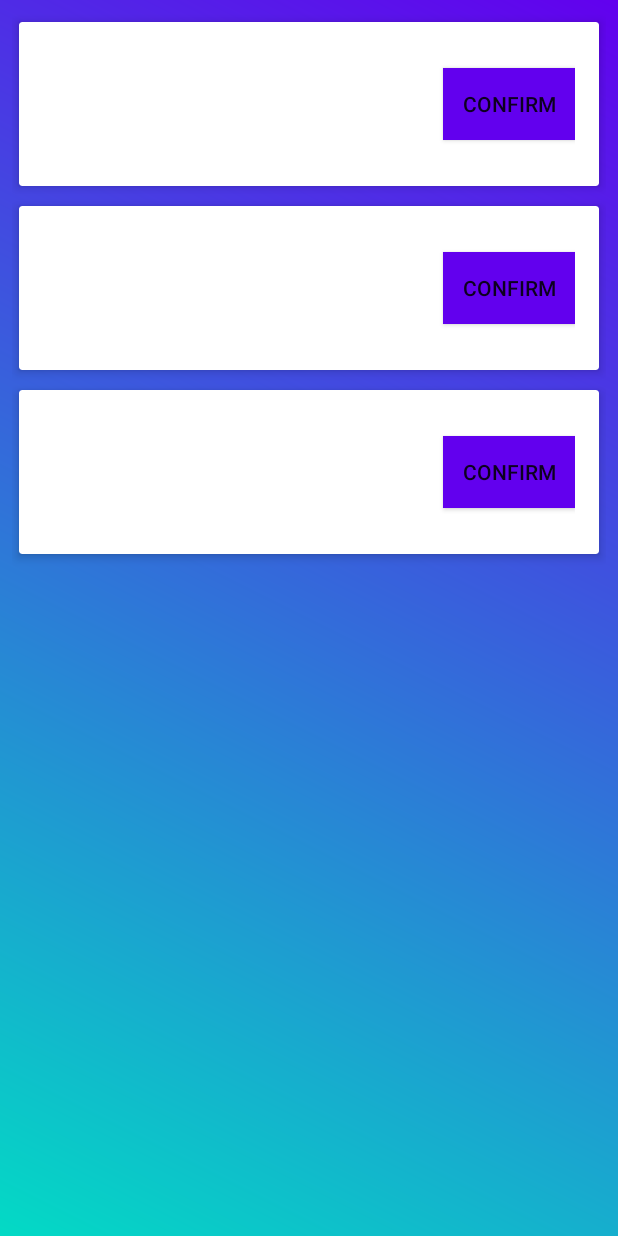
After one commit to pinky169/MyHairdresser, an Android app: the layout admin_layout.xml on its own in the app's theme, with its tools: preview values and no code run, on a phone screen of 412 x 824 dp. The commit adds this screen. Run offline under Robolectric (Android 15) with nearby library versions, the phone set to English and light mode, and no system bars.

Commit message:
Added AdminActivity - administrator panel with a list of appointments

```diff
--- a/app/build.gradle
+++ b/app/build.gradle
@@ -66,4 +66,10 @@ dependencies {
     // Material dialogs lib
     implementation 'com.afollestad.material-dialogs:datetime:3.3.0'
     implementation 'com.afollestad.material-dialogs:lifecycle:3.2.1'
+
+    // CardView
+    implementation "androidx.cardview:cardview:1.0.0"
+
+    // RecyclerView
+    implementation "androidx.recyclerview:recyclerview:1.1.0"
 }
--- a/app/src/main/AndroidManifest.xml
+++ b/app/src/main/AndroidManifest.xml
@@ -28,6 +28,7 @@
         <activity
             android:name=".ui.profile.EditProfileActivity"
             android:parentActivityName=".ui.profile.UserProfileActivity" />
+        <activity android:name=".ui.admin.AdminActivity" />
     </application>
 
 </manifest>
--- a/app/src/main/java/pl/patryk/myhairdresser/data/repository/UserRepository.kt
+++ b/app/src/main/java/pl/patryk/myhairdresser/data/repository/UserRepository.kt
@@ -2,11 +2,14 @@ package pl.patryk.myhairdresser.data.repository
 
 import pl.patryk.myhairdresser.data.firebase.FirebaseAuthHelper
 import pl.patryk.myhairdresser.data.firebase.FirebaseDatabaseHelper
+import pl.patryk.myhairdresser.data.model.Appointment
 import pl.patryk.myhairdresser.data.model.User
 
 class UserRepository(private val firebase: FirebaseAuthHelper, private val firebaseDB: FirebaseDatabaseHelper) {
 
     fun currentUser() = firebase.currentUser()
+
+    fun currentUserId() = firebase.currentUserId()
 
     fun register(email: String, password: String) = firebase.register(email, password)
 
@@ -20,4 +23,6 @@ class UserRepository(private val firebase: FirebaseAuthHelper, private val fireb
 
     fun updateUser(uid: String, user: User) = firebaseDB.updateUser(uid, user)
 
+    fun updateAppointment(uid: String, appointment: Appointment) = firebaseDB.updateAppointment(uid, appointment)
+
 }
--- a/app/src/main/java/pl/patryk/myhairdresser/ui/auth/AuthViewModel.kt
+++ b/app/src/main/java/pl/patryk/myhairdresser/ui/auth/AuthViewModel.kt
@@ -33,6 +33,10 @@ class AuthViewModel(private val repository: UserRepository) : ViewModel() {
 
     val user by lazy {
         repository.currentUser()
+    }
+
+    val userId by lazy {
+        repository.currentUserId()
     }
 
     //function to perform login
@@ -106,6 +110,8 @@ class AuthViewModel(private val repository: UserRepository) : ViewModel() {
         }
     }
 
+    fun logout() = repository.logout()
+
     fun goToSignup(view: View) {
         view.context.startSignUpActivity()
     }
--- a/app/src/main/java/pl/patryk/myhairdresser/ui/profile/UserProfileViewModel.kt
+++ b/app/src/main/java/pl/patryk/myhairdresser/ui/profile/UserProfileViewModel.kt
@@ -2,6 +2,7 @@ package pl.patryk.myhairdresser.ui.profile
 
 import android.view.View
 import androidx.lifecycle.ViewModel
+import pl.patryk.myhairdresser.data.model.Appointment
 import pl.patryk.myhairdresser.data.model.User
 import pl.patryk.myhairdresser.data.repository.UserRepository
 import pl.patryk.myhairdresser.utils.startLoginActivity
@@ -25,6 +26,8 @@ class UserProfileViewModel(private val repository: UserRepository) : ViewModel()
 
     fun updateUser(uid: String, user: User) = repository.updateUser(uid, user)
 
+    fun updateAppointment(uid: String, appointment: Appointment) = repository.updateAppointment(uid, appointment)
+
     fun verifyEmail() = repository.verifyEmail()
 
     fun reloadUser() = repository.reloadUser()
--- /dev/null
+++ b/app/src/main/res/layout/admin_layout.xml
@@ -0,0 +1,14 @@
+<?xml version="1.0" encoding="utf-8"?>
+<androidx.constraintlayout.widget.ConstraintLayout xmlns:android="http://schemas.android.com/apk/res/android"
+    xmlns:tools="http://schemas.android.com/tools"
+    android:layout_width="match_parent"
+    android:layout_height="match_parent"
+    android:padding="8dp">
+
+    <androidx.recyclerview.widget.RecyclerView
+        android:id="@+id/recycler_view"
+        android:layout_width="match_parent"
+        android:layout_height="match_parent"
+        tools:listitem="@layout/item_layout" />
+
+</androidx.constraintlayout.widget.ConstraintLayout>
--- /dev/null
+++ b/app/src/main/res/layout/item_layout.xml
@@ -0,0 +1,59 @@
+<?xml version="1.0" encoding="utf-8"?>
+<androidx.cardview.widget.CardView xmlns:android="http://schemas.android.com/apk/res/android"
+    xmlns:app="http://schemas.android.com/apk/res-auto"
+    android:layout_width="match_parent"
+    android:layout_height="wrap_content"
+    app:cardElevation="4dp"
+    app:cardUseCompatPadding="true">
+
+    <androidx.constraintlayout.widget.ConstraintLayout
+        android:layout_width="match_parent"
+        android:layout_height="wrap_content"
+        android:padding="16dp">
+
+        <LinearLayout
+            android:id="@+id/linearLayout"
+            android:layout_width="0dp"
+            android:layout_height="wrap_content"
+            android:orientation="vertical"
+            app:layout_constraintBottom_toBottomOf="parent"
+            app:layout_constraintEnd_toStartOf="@+id/appointment_done_button"
+            app:layout_constraintStart_toStartOf="parent"
+            app:layout_constraintTop_toTopOf="parent">
+
+            <TextView
+                android:id="@+id/person"
+                android:layout_width="match_parent"
+                android:layout_height="wrap_content"
+                android:textStyle="bold" />
+
+            <TextView
+                android:id="@+id/date"
+                android:layout_width="match_parent"
+                android:layout_height="wrap_content" />
+
+            <TextView
+                android:id="@+id/service"
+                android:layout_width="match_parent"
+                android:layout_height="wrap_content" />
+
+            <TextView
+                android:id="@+id/phone"
+                android:layout_width="match_parent"
+                android:layout_height="wrap_content" />
+
+        </LinearLayout>
+
+        <Button
+            android:id="@+id/appointment_done_button"
+            android:layout_width="wrap_content"
+            android:layout_height="wrap_content"
+            android:background="@color/colorPrimary"
+            android:text="@string/confirm_button"
+            app:layout_constraintBottom_toBottomOf="parent"
+            app:layout_constraintEnd_toEndOf="parent"
+            app:layout_constraintTop_toTopOf="parent" />
+
+    </androidx.constraintlayout.widget.ConstraintLayout>
+
+</androidx.cardview.widget.CardView>
--- a/app/src/main/res/values/strings.xml
+++ b/app/src/main/res/values/strings.xml
@@ -46,6 +46,8 @@
     <string name="appointment_registered_successfully">You have been appointed for %1$s at %2$s</string>
     <string name="appointment_dialog_message">Please select type of a service. In the next step you will be asked for the date of your appointment.</string>
     <string name="type_of_service_label">Type of service:</string>
+    <string name="name_and_surname">%1$s %2$s</string>
+    <string name="sth_went_wrong_try_again">Something went wrong. Try again.</string>
 
     <string-array name="services">
         <item>Haircut</item>
@@ -58,5 +60,6 @@
         <item>20 €</item>
         <item>18 €</item>
     </string-array>
+    <string name="confirm_button">Confirm</string>
 
 </resources>
```
Also changed, not shown: app/src/main/java/pl/patryk/myhairdresser/data/firebase/FirebaseDatabaseHelper.kt (+9 -11 lines), app/src/main/java/pl/patryk/myhairdresser/data/model/Appointment.kt (+15 -2 lines), app/src/main/java/pl/patryk/myhairdresser/data/model/User.kt (+8 -5 lines), app/src/main/java/pl/patryk/myhairdresser/ui/admin/AdminActivity.kt (added, +89 -0 lines), app/src/main/java/pl/patryk/myhairdresser/ui/admin/RecyclerAdapter.kt (added, +52 -0 lines), app/src/main/java/pl/patryk/myhairdresser/ui/auth/LoginActivity.kt (+51 -3 lines), app/src/main/java/pl/patryk/myhairdresser/ui/auth/SignUpActivity.kt (+30 -2 lines), app/src/main/java/pl/patryk/myhairdresser/ui/profile/EditProfileActivity.kt (+6 -1 lines), app/src/main/java/pl/patryk/myhairdresser/utils/DialogUtils.kt (+35 -5 lines), app/src/main/java/pl/patryk/myhairdresser/utils/ViewUtils.kt (+7 -0 lines), 1 other file.
